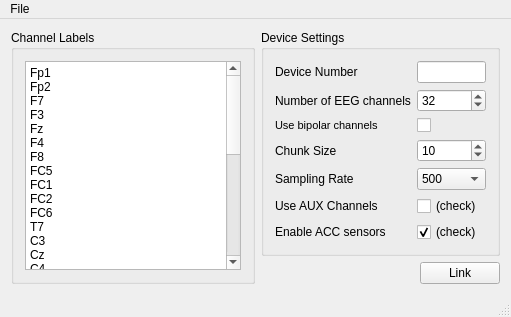
Above: Apps/BrainProducts/LiveAmp/mainwindow.ui from sccn/lsl_archived before the change. Below: the same form after it.
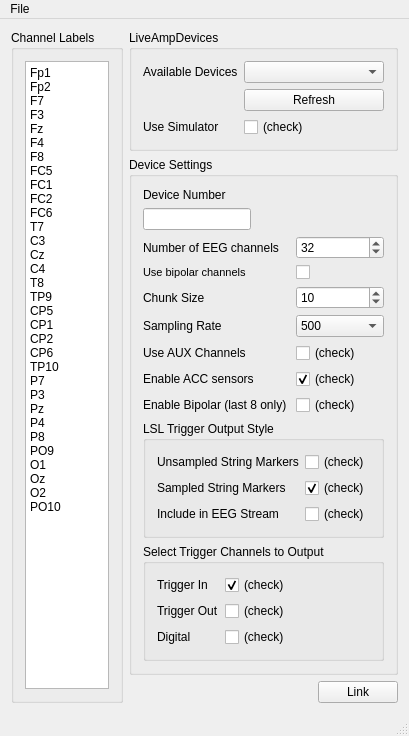
That is the form after the change.

```diff
--- a/Apps/BrainProducts/LiveAmp/mainwindow.ui
+++ b/Apps/BrainProducts/LiveAmp/mainwindow.ui
@@ -6,8 +6,8 @@
    <rect>
     <x>0</x>
     <y>0</y>
-    <width>511</width>
-    <height>299</height>
+    <width>400</width>
+    <height>687</height>
    </rect>
   </property>
   <property name="windowTitle">
@@ -70,6 +70,65 @@
     </item>
     <item>
      <layout class="QVBoxLayout" name="verticalLayout">
+      <item>
+       <layout class="QHBoxLayout" name="horizontalLayout_4"/>
+      </item>
+      <item>
+       <widget class="QGroupBox" name="groupBox_4">
+        <property name="title">
+         <string>LiveAmpDevices</string>
+        </property>
+        <layout class="QFormLayout" name="formLayout_3">
+         <item row="0" column="0">
+          <widget class="QLabel" name="label_10">
+           <property name="text">
+            <string>Available Devices</string>
+           </property>
+          </widget>
+         </item>
+         <item row="0" column="1">
+          <widget class="QComboBox" name="deviceCb"/>
+         </item>
+         <item row="1" column="1">
+          <widget class="QPushButton" name="refreshDevices">
+           <property name="enabled">
+            <bool>true</bool>
+           </property>
+           <property name="text">
+            <string>Refresh</string>
+           </property>
+          </widget>
+         </item>
+         <item row="2" column="1">
+          <widget class="QCheckBox" name="useSim">
+           <property name="text">
+            <string>(check)</string>
+           </property>
+          </widget>
+         </item>
+         <item row="2" column="0">
+          <widget class="QLabel" name="label_11">
+           <property name="text">
+            <string>Use Simulator</string>
+           </property>
+          </widget>
+         </item>
+        </layout>
+       </widget>
+      </item>
+      <item>
+       <spacer name="verticalSpacer_2">
+        <property name="orientation">
+         <enum>Qt::Vertical</enum>
+        </property>
+        <property name="sizeHint" stdset="0">
+         <size>
+          <width>20</width>
+          <height>40</height>
+         </size>
+        </property>
+       </spacer>
+      </item>
       <item>
        <widget class="QGroupBox" name="groupBox">
         <property name="title">
@@ -79,34 +138,14 @@
          <property name="fieldGrowthPolicy">
           <enum>QFormLayout::AllNonFixedFieldsGrow</enum>
          </property>
-         <item row="0" column="0">
-          <widget class="QLabel" name="label_4">
-           <property name="text">
-            <string>Device Number</string>
-           </property>
-          </widget>
-         </item>
-         <item row="0" column="1">
-          <widget class="QLineEdit" name="deviceSerialNumber">
-           <property name="toolTip">
-            <string>The number of the USB device (if multiple); the first one is #0.</string>
-           </property>
-           <property name="inputMask">
-            <string/>
-           </property>
-           <property name="text">
-            <string/>
-           </property>
-          </widget>
-         </item>
-         <item row="1" column="0">
+         <item row="5" column="0">
           <widget class="QLabel" name="label_2">
            <property name="text">
             <string>Number of EEG channels</string>
            </property>
           </widget>
          </item>
-         <item row="1" column="1">
+         <item row="5" column="1">
           <widget class="QSpinBox" name="channelCount">
            <property name="toolTip">
             <string>This must match the number of entries in the channel list</string>
@@ -125,14 +164,35 @@
            </property>
           </widget>
          </item>
-         <item row="3" column="0">
+         <item row="6" column="0">
+          <widget class="QLabel" name="lblUseBipolar">
+           <property name="text">
+            <string>&lt;!DOCTYPE HTML PUBLIC &quot;-//W3C//DTD HTML 4.0//EN&quot; &quot;http://www.w3.org/TR/REC-html40/strict.dtd&quot;&gt;
+&lt;html&gt;&lt;head&gt;&lt;meta name=&quot;qrichtext&quot; content=&quot;1&quot; /&gt;&lt;style type=&quot;text/css&quot;&gt;
+p, li { white-space: pre-wrap; }
+&lt;/style&gt;&lt;/head&gt;&lt;body style=&quot; font-family:'MS Shell Dlg 2'; font-size:8.25pt; font-weight:400; font-style:normal;&quot;&gt;
+&lt;p style=&quot; margin-top:0px; margin-bottom:0px; margin-left:0px; margin-right:0px; -qt-block-indent:0; text-indent:0px;&quot;&gt;&lt;span style=&quot; font-size:8pt;&quot;&gt;Use bipolar channels&lt;/span&gt;&lt;/p&gt;&lt;/body&gt;&lt;/html&gt;</string>
+           </property>
+          </widget>
+         </item>
+         <item row="6" column="1">
+          <widget class="QCheckBox" name="useBipolar">
+           <property name="text">
+            <string/>
+           </property>
+           <property name="checked">
+            <bool>false</bool>
+           </property>
+          </widget>
+         </item>
+         <item row="7" column="0">
           <widget class="QLabel" name="label">
            <property name="text">
             <string>Chunk Size</string>
            </property>
           </widget>
          </item>
-         <item row="3" column="1">
+         <item row="7" column="1">
           <widget class="QSpinBox" name="chunkSize">
            <property name="toolTip">
             <string>The number of samples per chunk emitted by the driver -- a small value will lead to lower overall latency but causes more CPU load</string>
@@ -141,21 +201,21 @@
             <number>1</number>
            </property>
            <property name="maximum">
-            <number>1024</number>
+            <number>20</number>
            </property>
            <property name="value">
             <number>10</number>
            </property>
           </widget>
          </item>
-         <item row="4" column="0">
+         <item row="8" column="0">
           <widget class="QLabel" name="label_3">
            <property name="text">
             <string>Sampling Rate</string>
            </property>
           </widget>
          </item>
-         <item row="4" column="1">
+         <item row="8" column="1">
           <widget class="QComboBox" name="samplingRate">
            <property name="toolTip">
             <string>The sampling rate to use; higher sampling rates require more network bandwidth (and storage space if recording), particularly the very high rates of 10KHz+. The native rates are those that are natively supported by the hardware and the resampled rates are resampled in software  (using a linear-phase sinc resampler that delays the output signal by 5 samples).</string>
@@ -180,14 +240,14 @@
            </item>
           </widget>
          </item>
-         <item row="5" column="0">
+         <item row="9" column="0">
           <widget class="QLabel" name="label_7">
            <property name="text">
             <string>Use AUX Channels</string>
            </property>
           </widget>
          </item>
-         <item row="5" column="1">
+         <item row="9" column="1">
           <widget class="QCheckBox" name="useAUX">
            <property name="toolTip">
             <string>If this is checked then the last 8 channels will hold the AUX signals; make sure to increase your channel count accordingly.</string>
@@ -200,14 +260,14 @@
            </property>
           </widget>
          </item>
-         <item row="6" column="0">
+         <item row="10" column="0">
           <widget class="QLabel" name="label_8">
            <property name="text">
             <string>Enable ACC sensors</string>
            </property>
           </widget>
          </item>
-         <item row="6" column="1">
+         <item row="10" column="1">
           <widget class="QCheckBox" name="useACC">
            <property name="toolTip">
             <string>This will enable Acceleration sensors X, Y and Z.</string>
@@ -220,27 +280,160 @@
            </property>
           </widget>
          </item>
-         <item row="2" column="1">
-          <widget class="QCheckBox" name="useBipolar">
+         <item row="12" column="0" colspan="2">
+          <widget class="QGroupBox" name="groupBox_3">
+           <property name="title">
+            <string>LSL Trigger Output Style</string>
+           </property>
+           <layout class="QFormLayout" name="formLayout_2">
+            <item row="0" column="0">
+             <widget class="QLabel" name="label_5">
+              <property name="text">
+               <string>Unsampled String Markers</string>
+              </property>
+             </widget>
+            </item>
+            <item row="0" column="1">
+             <widget class="QCheckBox" name="unsampledMarkers">
+              <property name="toolTip">
+               <string>&lt;html&gt;&lt;head/&gt;&lt;body&gt;&lt;p&gt;For an explanation of trigger marker types please read 'explanation_of_trigger_marker_types.pdf'.&lt;/p&gt;&lt;/body&gt;&lt;/html&gt;</string>
+              </property>
+              <property name="text">
+               <string>(check)</string>
+              </property>
+             </widget>
+            </item>
+            <item row="1" column="0">
+             <widget class="QLabel" name="label_6">
+              <property name="text">
+               <string>Sampled String Markers</string>
+              </property>
+             </widget>
+            </item>
+            <item row="1" column="1">
+             <widget class="QCheckBox" name="sampledMarkers">
+              <property name="toolTip">
+               <string>&lt;html&gt;&lt;head/&gt;&lt;body&gt;&lt;p&gt;For an explanation of trigger marker types please read 'explanation_of_trigger_marker_types.pdf'.&lt;/p&gt;&lt;/body&gt;&lt;/html&gt;</string>
+              </property>
+              <property name="text">
+               <string>(check)</string>
+              </property>
+              <property name="checked">
+               <bool>true</bool>
+              </property>
+             </widget>
+            </item>
+            <item row="2" column="1">
+             <widget class="QCheckBox" name="sampledMarkersEEG">
+              <property name="toolTip">
+               <string>&lt;html&gt;&lt;head/&gt;&lt;body&gt;&lt;p&gt;For an explanation of trigger marker types please read 'explanation_of_trigger_marker_types.pdf'.&lt;/p&gt;&lt;/body&gt;&lt;/html&gt;</string>
+              </property>
+              <property name="text">
+               <string>(check)</string>
+              </property>
+             </widget>
+            </item>
+            <item row="2" column="0">
+             <widget class="QLabel" name="label_9">
+              <property name="text">
+               <string>Include in EEG Stream</string>
+              </property>
+             </widget>
+            </item>
+           </layout>
+          </widget>
+         </item>
+         <item row="4" column="0">
+          <widget class="QLineEdit" name="deviceSerialNumber">
+           <property name="toolTip">
+            <string>The number of the USB device (if multiple); the first one is #0.</string>
+           </property>
+           <property name="inputMask">
+            <string/>
+           </property>
            <property name="text">
             <string/>
            </property>
-           <property name="checked">
-            <bool>false</bool>
+          </widget>
+         </item>
+         <item row="3" column="0">
+          <widget class="QLabel" name="label_4">
+           <property name="text">
+            <string>Device Number</string>
            </property>
           </widget>
          </item>
-         <item row="2" column="0">
-          <widget class="QLabel" name="lblUseBipolar">
+         <item row="11" column="0">
+          <widget class="QLabel" name="label_12">
            <property name="text">
-            <string>&lt;!DOCTYPE HTML PUBLIC &quot;-//W3C//DTD HTML 4.0//EN&quot; &quot;http://www.w3.org/TR/REC-html40/strict.dtd&quot;&gt;
-&lt;html&gt;&lt;head&gt;&lt;meta name=&quot;qrichtext&quot; content=&quot;1&quot; /&gt;&lt;style type=&quot;text/css&quot;&gt;
-p, li { white-space: pre-wrap; }
-&lt;/style&gt;&lt;/head&gt;&lt;body style=&quot; font-family:'MS Shell Dlg 2'; font-size:8.25pt; font-weight:400; font-style:normal;&quot;&gt;
-&lt;p style=&quot; margin-top:0px; margin-bottom:0px; margin-left:0px; margin-right:0px; -qt-block-indent:0; text-indent:0px;&quot;&gt;&lt;span style=&quot; font-size:8pt;&quot;&gt;Use bipolar channels&lt;/span&gt;&lt;/p&gt;&lt;/body&gt;&lt;/html&gt;</string>
+            <string>Enable Bipolar (last 8 only) </string>
            </property>
           </widget>
          </item>
+         <item row="11" column="1">
+          <widget class="QCheckBox" name="useBipolar_2">
+           <property name="text">
+            <string>(check)</string>
+           </property>
+          </widget>
+         </item>
+         <item row="13" column="0" colspan="2">
+          <widget class="QGroupBox" name="groupBox_5">
+           <property name="title">
+            <string>Select Trigger Channels to Output</string>
+           </property>
+           <layout class="QFormLayout" name="formLayout_4">
+            <property name="fieldGrowthPolicy">
+             <enum>QFormLayout::AllNonFixedFieldsGrow</enum>
+            </property>
+            <item row="1" column="0">
+             <widget class="QLabel" name="label_13">
+              <property name="text">
+               <string>Trigger In</string>
+              </property>
+             </widget>
+            </item>
+            <item row="1" column="1">
+             <widget class="QCheckBox" name="inTrigger">
+              <property name="text">
+               <string>(check)</string>
+              </property>
+              <property name="checked">
+               <bool>true</bool>
+              </property>
+             </widget>
+            </item>
+            <item row="2" column="0">
+             <widget class="QLabel" name="label_14">
+              <property name="text">
+               <string>Trigger Out</string>
+              </property>
+             </widget>
+            </item>
+            <item row="2" column="1">
+             <widget class="QCheckBox" name="outTrigger">
+              <property name="text">
+               <string>(check)</string>
+              </property>
+             </widget>
+            </item>
+            <item row="3" column="0">
+             <widget class="QLabel" name="label_15">
+              <property name="text">
+               <string>Digital</string>
+              </property>
+             </widget>
+            </item>
+            <item row="3" column="1">
+             <widget class="QCheckBox" name="digiTrigger">
+              <property name="text">
+               <string>(check)</string>
+              </property>
+             </widget>
+            </item>
+           </layout>
+          </widget>
+         </item>
         </layout>
        </widget>
       </item>
@@ -274,6 +467,9 @@
         </item>
         <item>
          <widget class="QPushButton" name="linkButton">
+          <property name="enabled">
+           <bool>true</bool>
+          </property>
           <property name="text">
            <string>Link</string>
           </property>
@@ -290,7 +486,7 @@
     <rect>
      <x>0</x>
      <y>0</y>
-     <width>511</width>
+     <width>400</width>
      <height>21</height>
     </rect>
    </property>
```
Left out of the diff: 2 changed lines with no effect on the pictures.
